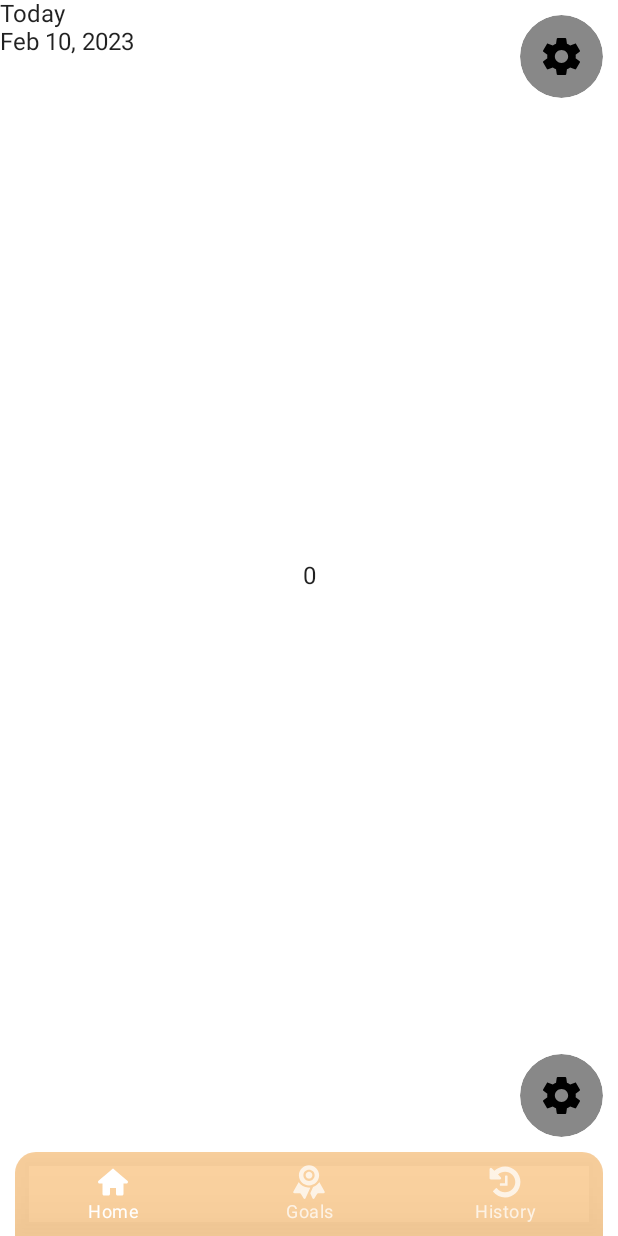
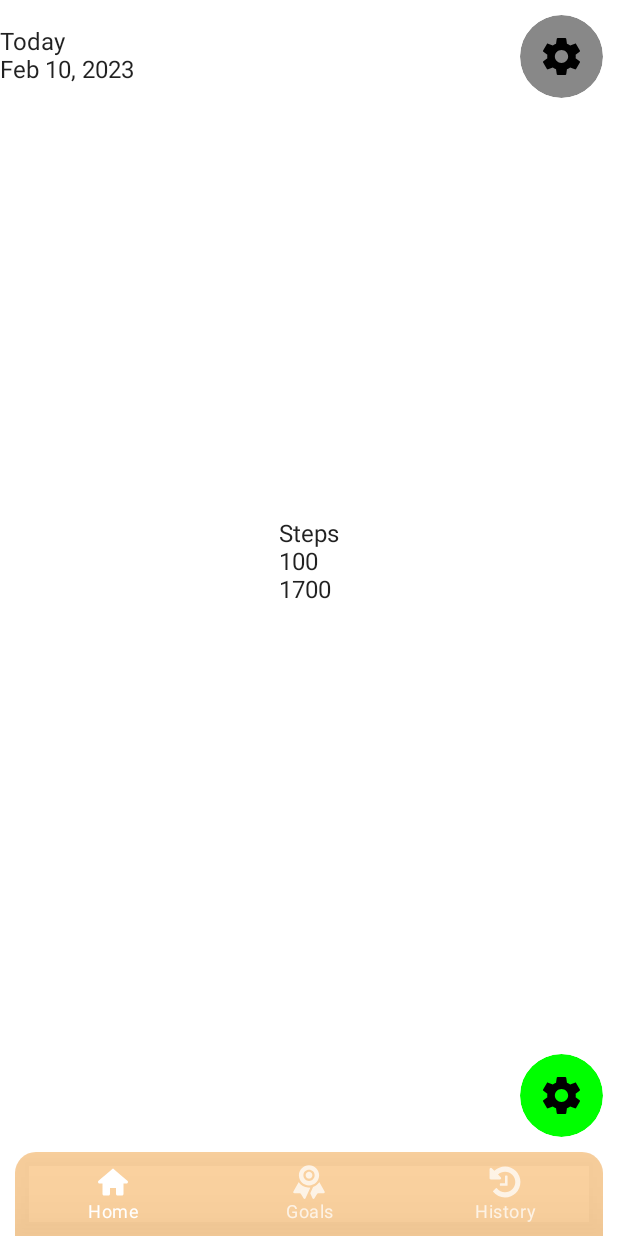
Before and after one commit to EmanuelPerez-507/keep-fit, an Android app built with Jetpack Compose: the screen it shows after launch (Start), after a tap on "Gear icon", on a phone screen of 412 x 824 dp. Run offline under Robolectric (Android 15) with nearby library versions, the phone set to English and light mode, and no system bars.

Commit message:
Update HomeScreen.kt

```diff
--- a/app/src/main/java/com/example/keepfit/Home/View/HomeScreen.kt
+++ b/app/src/main/java/com/example/keepfit/Home/View/HomeScreen.kt
@@ -4,18 +4,18 @@ import android.content.Intent.getIntent
 import androidx.compose.foundation.Image
 import androidx.compose.foundation.border
 import androidx.compose.foundation.layout.*
-import androidx.compose.material.Button
-import androidx.compose.material.FloatingActionButton
-import androidx.compose.material.FloatingActionButtonDefaults
-import androidx.compose.material.Text
-import androidx.compose.runtime.Composable
-import androidx.compose.runtime.Updater
+import androidx.compose.foundation.text.KeyboardOptions
+import androidx.compose.material.*
+import androidx.compose.runtime.*
+import androidx.compose.runtime.saveable.rememberSaveable
 import androidx.compose.ui.Alignment
 import androidx.compose.ui.Modifier
 import androidx.compose.ui.draw.clip
 import androidx.compose.ui.graphics.Color
 import androidx.compose.ui.modifier.modifierLocalOf
 import androidx.compose.ui.res.painterResource
+import androidx.compose.ui.text.input.KeyboardType
+import androidx.compose.ui.text.input.PasswordVisualTransformation
 import androidx.compose.ui.tooling.preview.Preview
 import androidx.compose.ui.unit.dp
 import androidx.core.content.ContextCompat.startActivity
@@ -29,12 +29,28 @@ import java.time.format.FormatStyle
 val current = LocalDateTime.now()
 val formatter = DateTimeFormatter.ofLocalizedDate(FormatStyle.MEDIUM)
 val formatted = current.format(formatter)
-var totalStepsToday = 0
-var goalStepsToday = 0
+var passableSteps = 100
+var savedTotalSteps = 0
+var goalStepsToday = 1700
+var hitStepsGoal = ""
 
 @Composable
 @Preview
 fun HomeScreen() {
+    var Steps by remember { mutableStateOf("") }
+
+    var totalStepsToday:Int by remember {
+        mutableStateOf(0)
+    }
+
+    totalStepsToday = savedTotalSteps
+
+    val SetTotalSteps = fun (steps:Int){
+        println("Added $passableSteps steps!")
+        totalStepsToday += passableSteps
+        savedTotalSteps = totalStepsToday
+        println("Total steps $totalStepsToday")
+    }
 
     Box(
         modifier = Modifier
@@ -45,35 +61,38 @@ fun HomeScreen() {
 
         Text(
             modifier = Modifier.align(Alignment.TopStart),
-            text = "Today\n$formatted"
+            text = "\nToday" +
+                    "\n$formatted"
         )
-
 
         Text(
             modifier = Modifier.align(Alignment.Center),
-            text = "$totalStepsToday"
+            text = "Steps" +
+                    "\n$totalStepsToday" +
+                    "\n$goalStepsToday" +
+                    "\n"
         )
 
-        AddRecordButton(Modifier.align(Alignment.BottomEnd))
+        Text(
+            modifier = Modifier.align(Alignment.Center),
+            text = ""
+        )
+
+        AddRecordButton(Modifier.align(Alignment.BottomEnd), SetTotalSteps)
+
     }
 }
 
-fun AddNumberSteps(){
-    println("Added 100 steps!")
-    totalStepsToday += 100
-    println("Total steps $totalStepsToday")
-}
-
 @Composable
-fun AddRecordButton(alignment: Modifier) {
+fun AddRecordButton(alignment: Modifier, setStepsFunction:(Int)->Unit) {
     FloatingActionButton(
         modifier = alignment
             .padding(10.dp)
             .size(55.dp)
             .clip(CustomShapes.round()),
-        onClick = {AddNumberSteps()},
+        onClick = { setStepsFunction(passableSteps)},
         elevation = FloatingActionButtonDefaults.elevation(0.dp,0.dp),
-        backgroundColor = Color.Gray
+        backgroundColor = Color.Green
     ) {
 
         Box(
```
